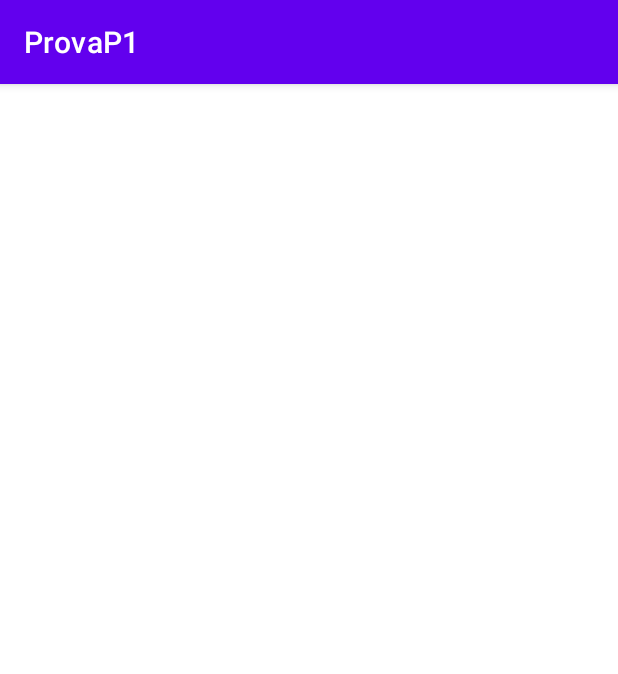
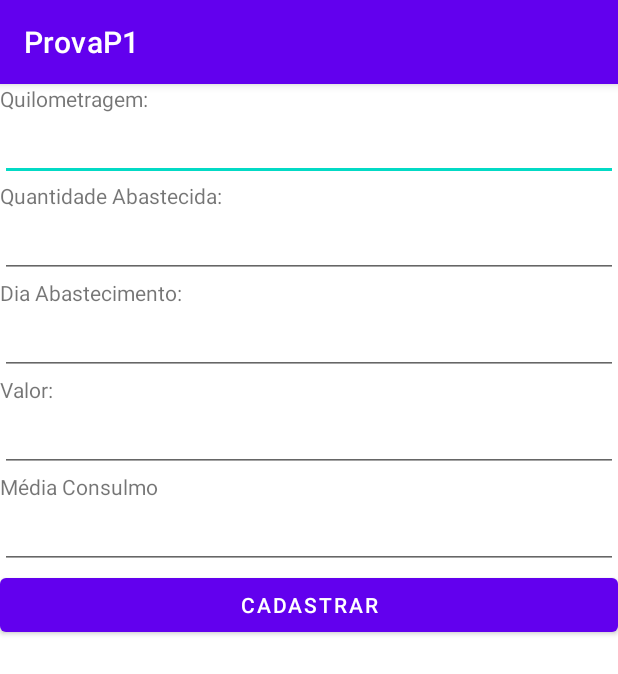
Before and after one commit to Laurindo70/Prova-Mobile, an Android app: the screen it shows after launch (MainActivity), on a phone screen of 412 x 824 dp. Shown: the top 674 px of the screen. Run offline under Robolectric (Android 15) with nearby library versions, the phone set to English and light mode, and no system bars.

Commit message:
Tela finalizada

```diff
--- a/app/src/main/res/layout/activity_main.xml
+++ b/app/src/main/res/layout/activity_main.xml
@@ -4,4 +4,94 @@
     xmlns:tools="http://schemas.android.com/tools"
     android:layout_width="match_parent"
     android:layout_height="match_parent"
-    tools:context=".MainActivity"/>
+    tools:context=".MainActivity">
+
+    <LinearLayout
+        android:layout_width="match_parent"
+        android:layout_height="match_parent"
+        android:orientation="vertical">
+
+        <TextView
+            android:id="@+id/textView"
+            android:layout_width="match_parent"
+            android:layout_height="wrap_content"
+            android:text="@string/quilometragem" />
+
+        <EditText
+            android:id="@+id/quilometragem"
+            android:layout_width="match_parent"
+            android:layout_height="wrap_content"
+            android:ems="10"
+            android:inputType="textPersonName"
+            tools:ignore="TouchTargetSizeCheck,SpeakableTextPresentCheck"
+            android:importantForAutofill="no" />
+
+        <TextView
+            android:id="@+id/textView3"
+            android:layout_width="match_parent"
+            android:layout_height="wrap_content"
+            android:text="@string/quantidade_abastecida" />
+
+        <EditText
+            android:id="@+id/quantidadeAbastecida"
+            android:layout_width="match_parent"
+            android:layout_height="wrap_content"
+            android:ems="10"
+            android:inputType="textPersonName"
+            tools:ignore="TouchTargetSizeCheck,TouchTargetSizeCheck,SpeakableTextPresentCheck,SpeakableTextPresentCheck,SpeakableTextPresentCheck"
+            android:importantForAutofill="no" />
+
+        <TextView
+            android:id="@+id/textView4"
+            android:layout_width="match_parent"
+            android:layout_height="wrap_content"
+            android:text="@string/dia_abastecimento" />
+
+        <EditText
+            android:id="@+id/diaAbastecimento"
+            android:layout_width="match_parent"
+            android:layout_height="wrap_content"
+            android:ems="10"
+            android:inputType="textPersonName"
+            tools:ignore="TouchTargetSizeCheck,TouchTargetSizeCheck,TouchTargetSizeCheck,SpeakableTextPresentCheck,SpeakableTextPresentCheck,SpeakableTextPresentCheck"
+            android:importantForAutofill="no" />
+
+        <TextView
+            android:id="@+id/textView5"
+            android:layout_width="match_parent"
+            android:layout_height="wrap_content"
+            android:text="@string/valor" />
+
+        <EditText
+            android:id="@+id/valor"
+            android:layout_width="match_parent"
+            android:layout_height="wrap_content"
+            android:ems="10"
+            android:importantForAutofill="no"
+            android:inputType="textPersonName"
+            android:textColor="#757575"
+            tools:ignore="TouchTargetSizeCheck,TouchTargetSizeCheck,TouchTargetSizeCheck,SpeakableTextPresentCheck,SpeakableTextPresentCheck" />
+
+        <TextView
+            android:id="@+id/textView6"
+            android:layout_width="match_parent"
+            android:layout_height="wrap_content"
+            android:text="@string/m_dia_consulmo" />
+
+        <EditText
+            android:id="@+id/mediaConsulmo"
+            android:layout_width="match_parent"
+            android:layout_height="wrap_content"
+            android:ems="10"
+            android:inputType="textPersonName"
+            tools:ignore="TouchTargetSizeCheck,TouchTargetSizeCheck,SpeakableTextPresentCheck,SpeakableTextPresentCheck,SpeakableTextPresentCheck"
+            android:importantForAutofill="no" />
+
+        <Button
+            android:id="@+id/button"
+            android:layout_width="match_parent"
+            android:layout_height="wrap_content"
+            android:text="Cadastrar" />
+
+    </LinearLayout>
+</androidx.constraintlayout.widget.ConstraintLayout>
--- a/app/src/main/res/values/strings.xml
+++ b/app/src/main/res/values/strings.xml
@@ -1,3 +1,8 @@
 <resources>
     <string name="app_name">ProvaP1</string>
+    <string name="quilometragem">Quilometragem:</string>
+    <string name="quantidade_abastecida">Quantidade Abastecida:</string>
+    <string name="dia_abastecimento">Dia Abastecimento:</string>
+    <string name="valor">Valor:</string>
+    <string name="m_dia_consulmo">Média Consulmo</string>
 </resources>
```
